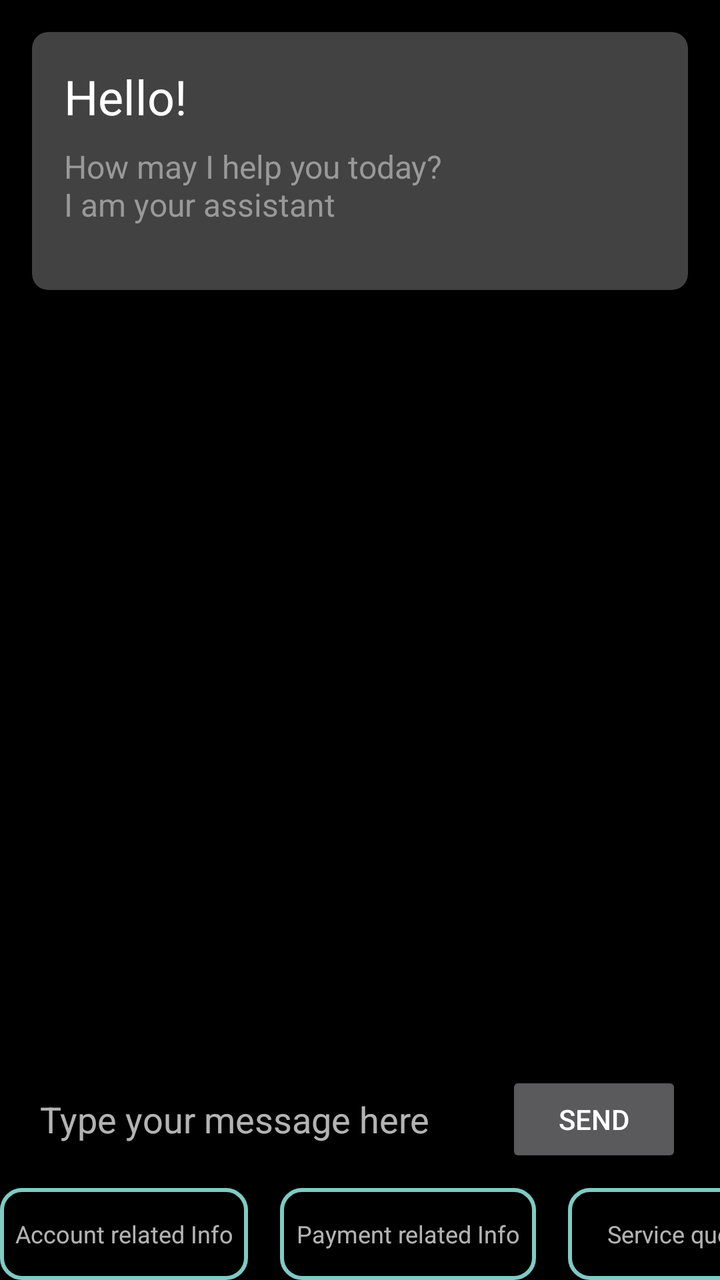
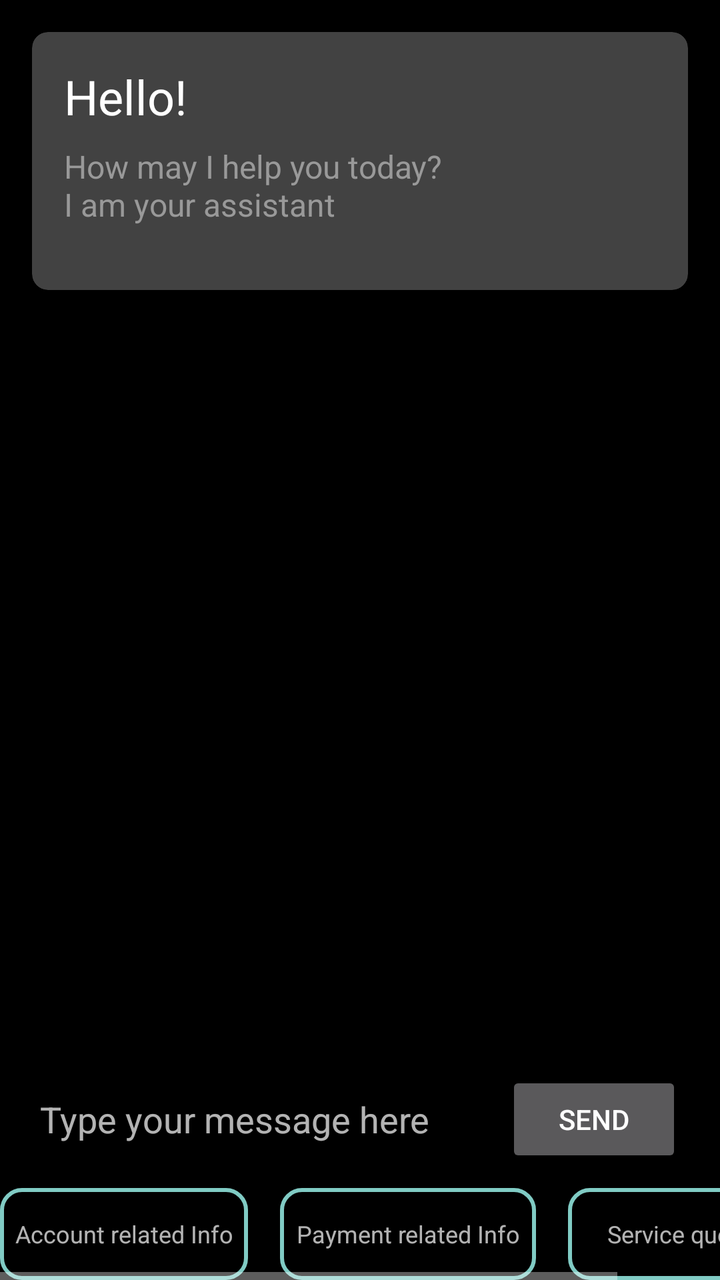

Two renders of the same Android screen: before a commit and after it. Below are the layout's source before the change and the commit's diff.
<!-- AndroidManifest.xml: application theme Theme.AppCompat -->
<!-- res/layout/activity_assistant.xml -->
<RelativeLayout xmlns:android="http://schemas.android.com/apk/res/android"
    xmlns:app="http://schemas.android.com/apk/res-auto"
    xmlns:tools="http://schemas.android.com/tools"
    android:layout_width="match_parent"
    android:layout_height="match_parent"
    android:background="#000"
    tools:context=".Assistant">

    
    <androidx.cardview.widget.CardView
        android:id="@+id/cdview"
        android:layout_width="match_parent"
        android:layout_height="wrap_content"
        android:layout_margin="16dp"
        app:cardCornerRadius="8dp"
        app:cardElevation="4dp">

        <LinearLayout
            android:layout_width="match_parent"
            android:layout_height="wrap_content"
            android:orientation="vertical"
            android:padding="16dp">

            <TextView
                android:id="@+id/greetingTextView"
                android:layout_width="wrap_content"
                android:layout_height="wrap_content"
                android:text="Hello!"
                android:textColor="#ffffff"
                android:textSize="24sp" />

            <TextView
                android:id="@+id/helpPromptTextView"
                android:layout_width="wrap_content"
                android:layout_height="wrap_content"
                android:layout_marginTop="8dp"
                android:layout_marginBottom="16dp"
                android:text="How may I help you today?\nI am your assistant"
                android:textColor="#999"
                android:textSize="16sp" />
        </LinearLayout>
    </androidx.cardview.widget.CardView>

    
    <RelativeLayout
        android:id="@+id/messageContainer"
        android:layout_width="match_parent"
        android:layout_height="506dp"
        android:layout_above="@id/tagsLayout"
        android:layout_below="@id/cdview"
        android:layout_marginStart="16dp"
        android:layout_marginTop="16dp"
        android:layout_marginEnd="16dp"
        android:layout_marginBottom="37dp">

        <ScrollView
            android:layout_width="match_parent"
            android:layout_height="match_parent">

            <LinearLayout
                android:id="@+id/messagesLinearLayout"
                android:layout_width="match_parent"
                android:layout_height="wrap_content"
                android:orientation="vertical"
                android:padding="10dp">

                
                <View
                    android:layout_width="match_parent"
                    android:layout_height="0dp"
                    android:layout_weight="1" />

            </LinearLayout>

        </ScrollView>

    </RelativeLayout>

    
    <LinearLayout
        android:id="@+id/tagsLayout"
        android:layout_width="match_parent"
        android:layout_height="wrap_content"
        android:layout_alignParentBottom="true"
        android:layout_marginTop="16dp"
        android:orientation="horizontal">

        <TextView
            android:id="@+id/tagAccount"
            android:layout_width="124dp"
            android:layout_height="46dp"
            android:layout_marginEnd="16dp"
            android:background="@drawable/rounded_button_setting"
            android:gravity="center"
            android:text="Account related Info"
            android:textSize="12dp" />

        <TextView
            android:id="@+id/tagAccount1"
            android:layout_width="128dp"
            android:layout_height="match_parent"
            android:layout_marginEnd="16dp"
            android:background="@drawable/rounded_button_setting"
            android:gravity="center"
            android:text="Payment related Info"
            android:textSize="12dp" />

        <TextView
            android:id="@+id/tagAccount2"
            android:layout_width="120dp"
            android:layout_height="match_parent"
            android:layout_marginEnd="16dp"
            android:background="@drawable/rounded_button_setting"
            android:gravity="center"
            android:text="Service queries"
            android:textSize="12dp" />

    </LinearLayout>

    <EditText
        android:id="@+id/messageEditText"
        android:layout_width="match_parent"
        android:layout_height="wrap_content"
        android:layout_above="@id/tagsLayout"
        android:layout_marginLeft="20dp"
        android:layout_marginBottom="-6dp"
        android:background="#000"
        android:hint="Type your message here"
        android:inputType="textMultiLine"
        android:maxLines="5"
        android:minHeight="48dp"
        android:minLines="1"
        android:textColor="#ffffff" />

    <Button
        android:id="@+id/sendButton"
        android:layout_width="wrap_content"
        android:layout_height="wrap_content"
        android:layout_above="@id/tagsLayout"
        android:layout_alignParentEnd="true"
        android:layout_marginTop="16dp"
        android:layout_marginEnd="19dp"
        android:layout_marginBottom="-6dp"
        android:text="Send" />
</RelativeLayout>
<!-- resources referenced by this layout -->
<resources>
  <!-- drawable rounded_button_setting (drawable) -->
  <?xml version="1.0" encoding="utf-8"?>
  <shape xmlns:android="http://schemas.android.com/apk/res/android"
      android:shape="rectangle">
      <corners android:radius="10dp" /> 
      
      <stroke
          android:width="2dp"
          android:color="?attr/colorAccent" /> 
  </shape>
</resources>

<!-- the commit's change to res/layout/activity_assistant.xml (unified diff, before → after) -->
@@ -77,45 +77,50 @@
     </RelativeLayout>
 
     
-    <LinearLayout
+    <HorizontalScrollView
         android:id="@+id/tagsLayout"
         android:layout_width="match_parent"
         android:layout_height="wrap_content"
         android:layout_alignParentBottom="true"
-        android:layout_marginTop="16dp"
-        android:orientation="horizontal">
+        android:layout_marginTop="16dp">
 
-        <TextView
-            android:id="@+id/tagAccount"
-            android:layout_width="124dp"
-            android:layout_height="46dp"
-            android:layout_marginEnd="16dp"
-            android:background="@drawable/rounded_button_setting"
-            android:gravity="center"
-            android:text="Account related Info"
-            android:textSize="12dp" />
+        <LinearLayout
+            android:layout_width="wrap_content"
+            android:layout_height="wrap_content"
+            android:orientation="horizontal">
 
-        <TextView
-            android:id="@+id/tagAccount1"
-            android:layout_width="128dp"
-            android:layout_height="match_parent"
-            android:layout_marginEnd="16dp"
-            android:background="@drawable/rounded_button_setting"
-            android:gravity="center"
-            android:text="Payment related Info"
-            android:textSize="12dp" />
+            <TextView
+                android:id="@+id/tagAccount"
+                android:layout_width="124dp"
+                android:layout_height="46dp"
+                android:layout_marginEnd="16dp"
+                android:background="@drawable/rounded_button_setting"
+                android:gravity="center"
+                android:text="Account related Info"
+                android:textSize="12dp" />
 
-        <TextView
-            android:id="@+id/tagAccount2"
-            android:layout_width="120dp"
-            android:layout_height="match_parent"
-            android:layout_marginEnd="16dp"
-            android:background="@drawable/rounded_button_setting"
-            android:gravity="center"
-            android:text="Service queries"
-            android:textSize="12dp" />
+            <TextView
+                android:id="@+id/tagAccount1"
+                android:layout_width="128dp"
+                android:layout_height="match_parent"
+                android:layout_marginEnd="16dp"
+                android:background="@drawable/rounded_button_setting"
+                android:gravity="center"
+                android:text="Payment related Info"
+                android:textSize="12dp" />
 
-    </LinearLayout>
+            <TextView
+                android:id="@+id/tagAccount2"
+                android:layout_width="120dp"
+                android:layout_height="match_parent"
+                android:layout_marginEnd="16dp"
+                android:background="@drawable/rounded_button_setting"
+                android:gravity="center"
+                android:text="Service queries"
+                android:textSize="12dp" />
+
+        </LinearLayout>
+    </HorizontalScrollView>
 
     <EditText
         android:id="@+id/messageEditText"
<!-- resource entries referenced after the edit -->
@@ -1,14 +1,37 @@
 <!-- resources referenced by this layout -->
 <resources>
   <!-- drawable rounded_button_setting (drawable) -->
-  <?xml version="1.0" encoding="utf-8"?>
-  <shape xmlns:android="http://schemas.android.com/apk/res/android"
-      android:shape="rectangle">
-      <corners android:radius="10dp" /> 
+  <selector xmlns:android="http://schemas.android.com/apk/res/android">
       
-      <stroke
-          android:width="2dp"
-          android:color="?attr/colorAccent" /> 
-  </shape>
+      <item android:state_pressed="true">
+          <shape android:shape="rectangle">
+              <corners android:radius="10dp" />
+              <solid android:color="@android:color/white" /> 
+              <stroke
+                  android:width="2dp"
+                  android:color="@android:color/black" /> 
+          </shape>
+      </item>
+      
+      <item android:state_focused="true">
+          <shape android:shape="rectangle">
+              <corners android:radius="10dp" />
+              <solid android:color="@android:color/white" /> 
+              <stroke
+                  android:width="2dp"
+                  android:color="@android:color/black" /> 
+          </shape>
+      </item>
+      
+      <item>
+          <shape android:shape="rectangle">
+              <corners android:radius="10dp" />
+              <solid android:color="@android:color/transparent" /> 
+              <stroke
+                  android:width="2dp"
+                  android:color="?attr/colorAccent" /> 
+          </shape>
+      </item>
+  </selector>
 </resources>
 
